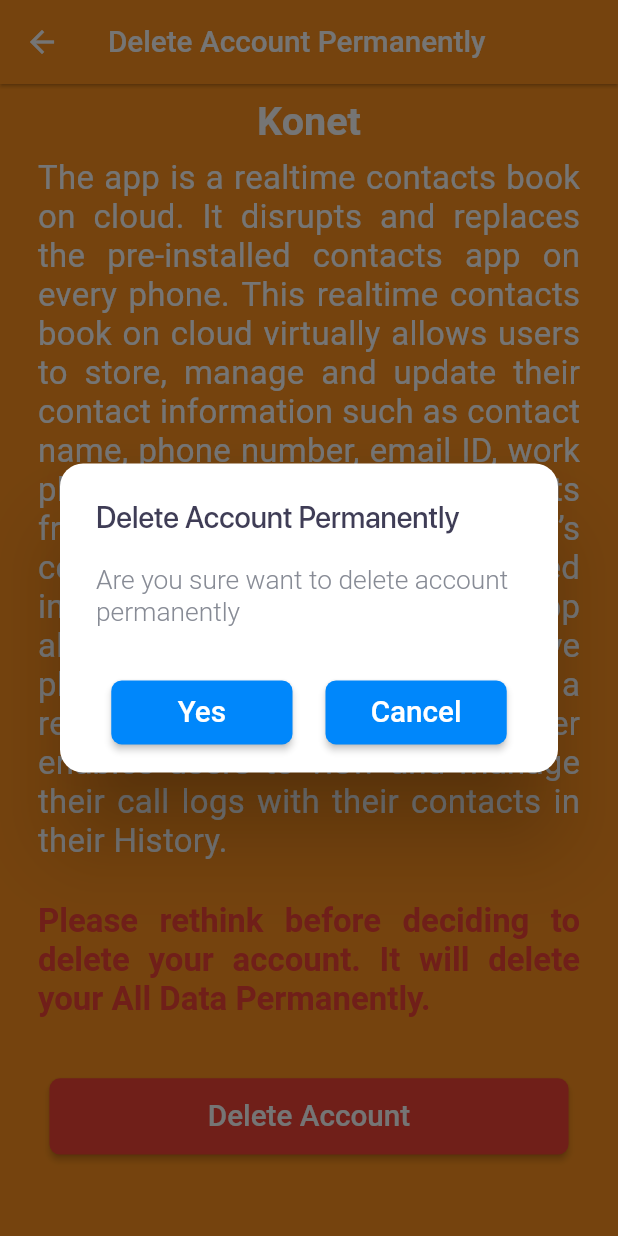
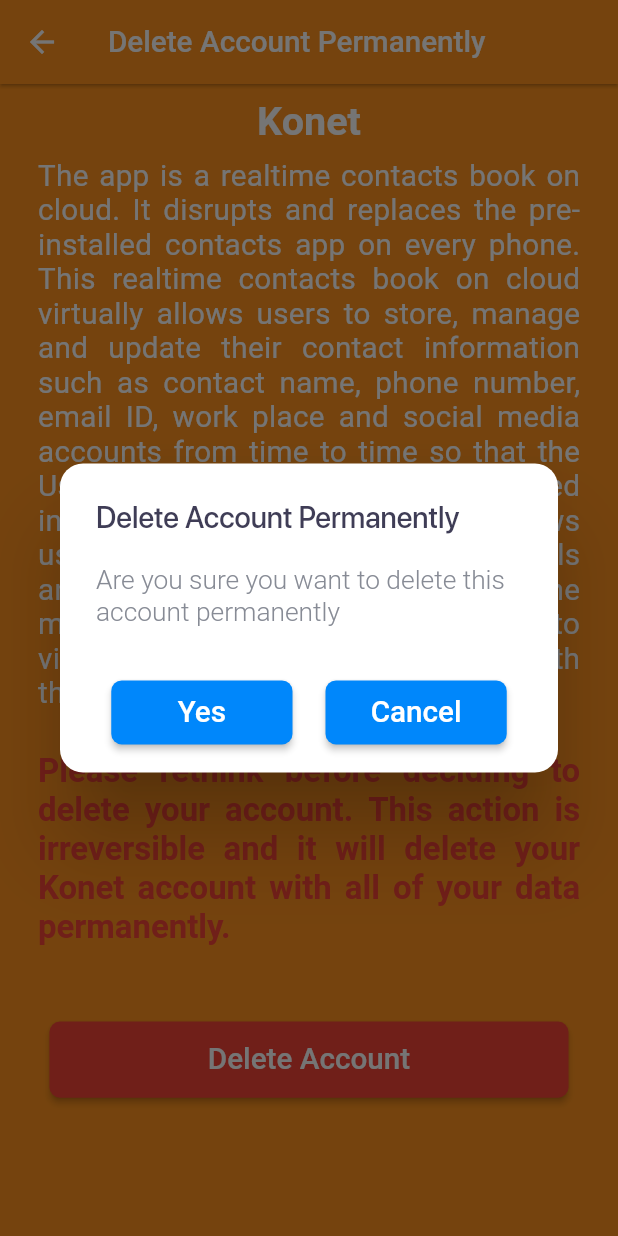
Before and after one commit to VikassGoyal/ci-cdsetup, a Flutter app: the DeleteAccount screen opened directly, after a tap on "Delete Account", on a phone screen of 412 x 824 dp. Run offline on Flutter 3.47's test engine with Material 2 defaults, Android fonts, the phone set to English and light mode, and no system bars; our stand-ins replace another_carousel_pro, azlistview, cached_network_image, contacts_service, date_format, dio and 29 more; missing offline and left inert: call_log, dart:ffi, flutter_dtmf, flutter_phone_direct_caller, gtm, lpinyin and 1 more; accounts and stored records are empty; generated files the repository leaves out were written again; network calls fail; Roboto replaces fonts that are missing (SfproRounded); project files that could hold a hidden picture were left out.

Commit message:
Changed the string messages in the delete account page. Also made some UI adjustments.

```diff
--- a/lib/src/ui/deleteAccount.dart
+++ b/lib/src/ui/deleteAccount.dart
@@ -53,9 +53,7 @@ class _DeleteAccountState extends State<DeleteAccount> {
           child: Column(
             mainAxisAlignment: MainAxisAlignment.center,
             children: [
-              SizedBox(
-                height: 10.h,
-              ),
+              SizedBox(height: 10.h),
               Text(
                 'Konet', // App name
                 style: TextStyle(fontSize: 24.sp, fontWeight: FontWeight.bold, color: AppColor.whiteColor),
@@ -65,19 +63,17 @@ class _DeleteAccountState extends State<DeleteAccount> {
                 child: Text(
                   'The app is a realtime contacts book on cloud. It disrupts and replaces the pre-installed contacts app on every phone. This realtime contacts book on cloud virtually allows users to store, manage and update their contact information such as contact name, phone number, email ID, work place and social media accounts from time to time so that the User’s contacts always have updated information at all times. The App allows users to make and receive phone calls and messages as a regular phone manager. It further enables users to view and manage their call logs with their contacts in their History.',
                   textAlign: TextAlign.justify,
-                  style: TextStyle(fontSize: 20.sp, color: AppColor.whiteColor, letterSpacing: 0.2
+                  style: TextStyle(fontSize: 18.sp, color: AppColor.whiteColor, letterSpacing: 0.2
 
                       // Customize the font size as needed for the paragraph
                       ),
                 ),
               ),
-              SizedBox(
-                height: 10.h,
-              ),
+              SizedBox(height: 10.h),
               Padding(
                 padding: EdgeInsets.all(8.w),
                 child: Text(
-                  'Please rethink before deciding to delete your account. It will delete your All Data Permanently.',
+                  'Please rethink before deciding to delete your account. This action is irreversible and it will delete your Konet account with all of your data permanently.',
                   textAlign: TextAlign.justify,
                   style: TextStyle(
                     fontSize: 20.sp,
@@ -86,9 +82,7 @@ class _DeleteAccountState extends State<DeleteAccount> {
                   ),
                 ),
               ),
-              SizedBox(
-                height: 30.h,
-              ),
+              SizedBox(height: 40.h),
               Container(
                 margin: EdgeInsets.only(left: 15.w, right: 15.w),
                 child: ElevatedButton(
@@ -140,7 +134,7 @@ class _DeleteAccountState extends State<DeleteAccount> {
                 fontSize: 18.sp,
                 fontWeight: FontWeight.w500),
           ),
-          content: Text("Are you sure want to delete account permanently",
+          content: Text("Are you sure you want to delete this account permanently",
               style: TextStyle(
                   color: const Color(0xff878B95),
                   fontFamily: kSfproRoundedFontFamily,
@@ -187,7 +181,8 @@ class _DeleteAccountState extends State<DeleteAccount> {
                                 text: response['message'].toString(),
                               );
                               Navigator.of(context).pushAndRemoveUntil(
-                                  MaterialPageRoute(builder: (context) => Login()), (Route<dynamic> route) => false);
+                                  MaterialPageRoute(builder: (context) => const Login()),
+                                  (Route<dynamic> route) => false);
                             }
                           }
                         } catch (e) {
```
